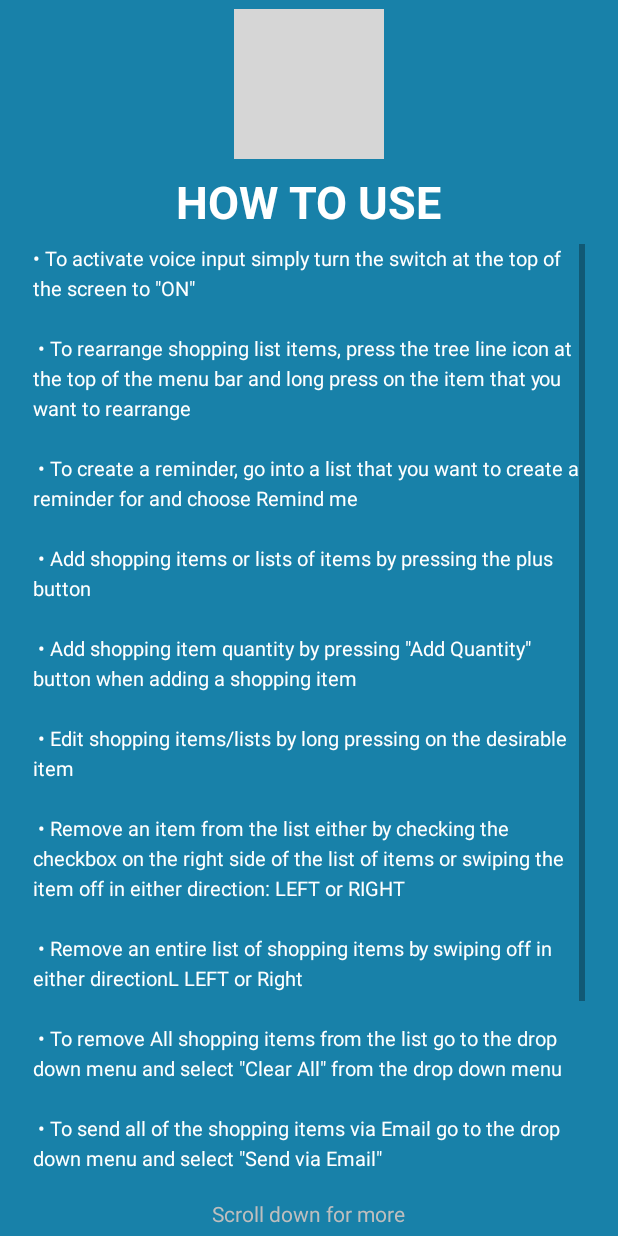
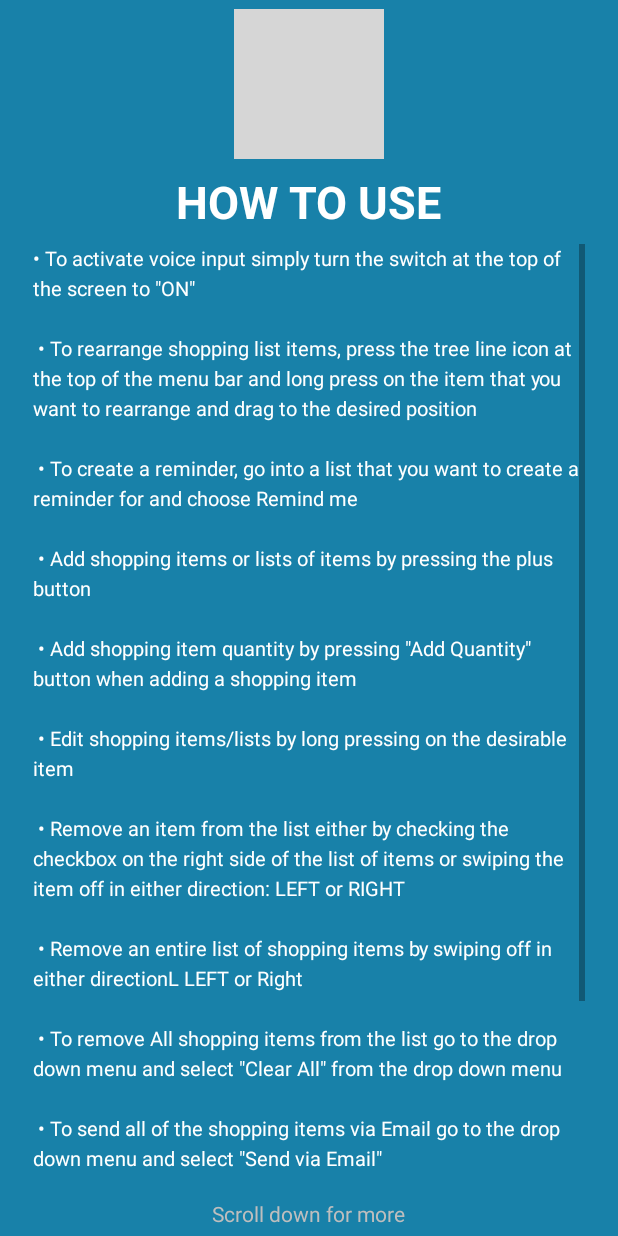
Before and after one commit to boggogo/Quick_Shopping_List, an Android app: the HowToActivity screen opened directly, with no data from a screen before it, on a phone screen of 412 x 824 dp. Run offline under Robolectric (Android 15) with nearby library versions, the phone set to English and light mode, and no system bars; plain views replace AnyTextView; grey boxes are pictures that could not be loaded.

```diff
--- a/app/src/main/res/menu/menu_main.xml
+++ b/app/src/main/res/menu/menu_main.xml
@@ -33,7 +33,7 @@
     <item
         android:id="@+id/action_rearrange"
         android:title="rearrange"
-        android:icon="@drawable/reorder"
+        android:icon="@drawable/reorder_not_active"
         app:showAsAction="ifRoom" />
 
     <item
--- a/app/src/main/res/values/strings.xml
+++ b/app/src/main/res/values/strings.xml
@@ -52,7 +52,7 @@
     <string name="action_how_to_use">How to use</string>
     <string name="how_to_use">
         • To activate voice input simply turn the switch at the top of the screen to \"ON\"\n\n
-        • To rearrange shopping list items, press the "tree line icon" at the top of the menu bar and long press on the item that you want to rearrange \n\n
+        • To rearrange shopping list items, press the tree line icon at the top of the menu bar and long press on the item that you want to rearrange and drag to the desired position\n\n
         • To create a reminder, go into a list that you want to create a reminder for and choose "Remind me" \n\n
         • Add shopping items or lists of items by pressing the plus button \n\n
         • Add shopping item quantity by pressing \"Add Quantity\" button when adding a shopping item \n\n
```
Also changed, not shown: app/src/main/java/koemdzhiev/com/quickshoppinglist/ui/MainActivity.java (+3 -4 lines), app/src/main/res/drawable/reorder.png, app/src/main/res/drawable/reorder_icon_active.png, app/src/main/res/drawable/reorder_not_active.png (added).
